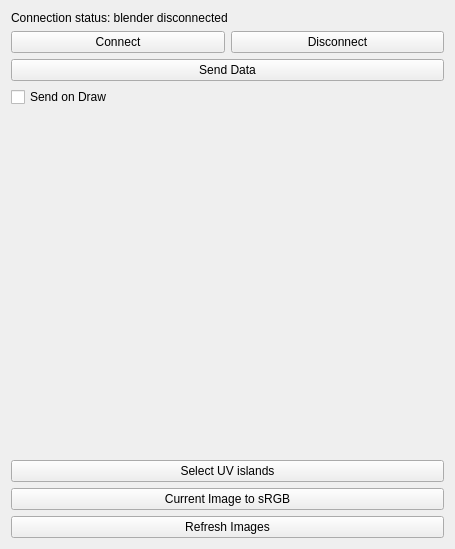
The window that KritaBlenderLink/BlenderKritaLinkUI.ui (heisenshark/blender-krita-link-plugin) describes before a commit, drawn with Qt 5.
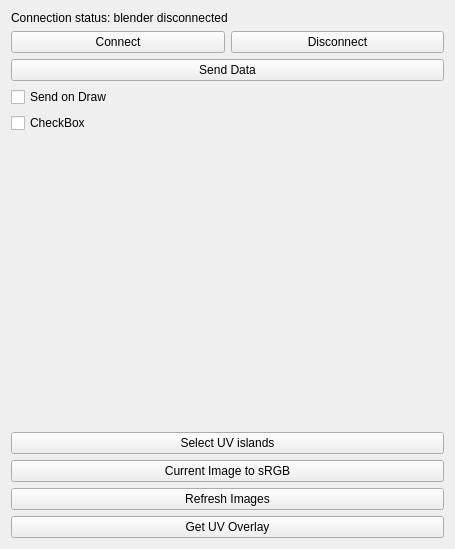
The same window after the commit.

The edit to the form file:
```diff
--- a/KritaBlenderLink/BlenderKritaLinkUI.ui
+++ b/KritaBlenderLink/BlenderKritaLinkUI.ui
@@ -56,6 +56,13 @@
      </property>
     </widget>
    </item>
+   <item>
+    <widget class="QCheckBox" name="showUVCheckbox">
+     <property name="text">
+      <string>CheckBox</string>
+     </property>
+    </widget>
+   </item>
    <item>
     <widget class="QFrame" name="ImagesFrame">
      <property name="sizePolicy">
@@ -122,6 +129,13 @@
      </property>
     </widget>
    </item>
+   <item>
+    <widget class="QPushButton" name="UVOverlayButton">
+     <property name="text">
+      <string>Get UV Overlay</string>
+     </property>
+    </widget>
+   </item>
   </layout>
  </widget>
  <resources/>
```
